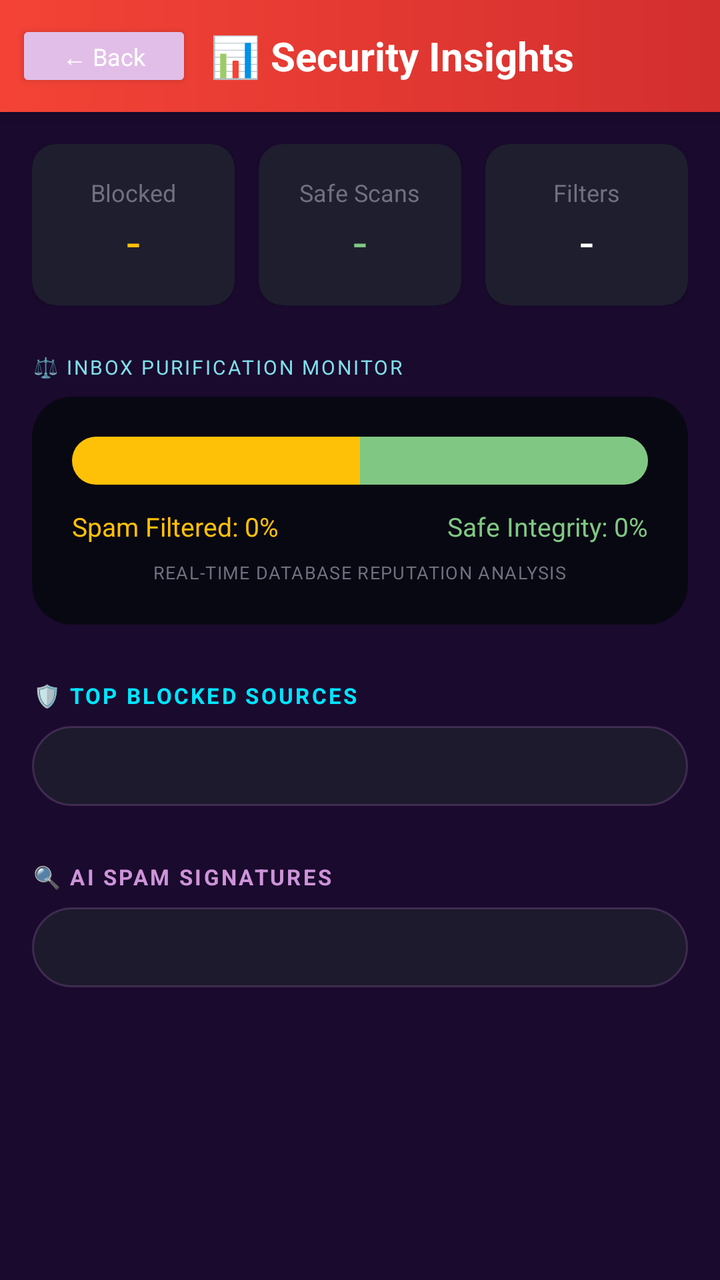
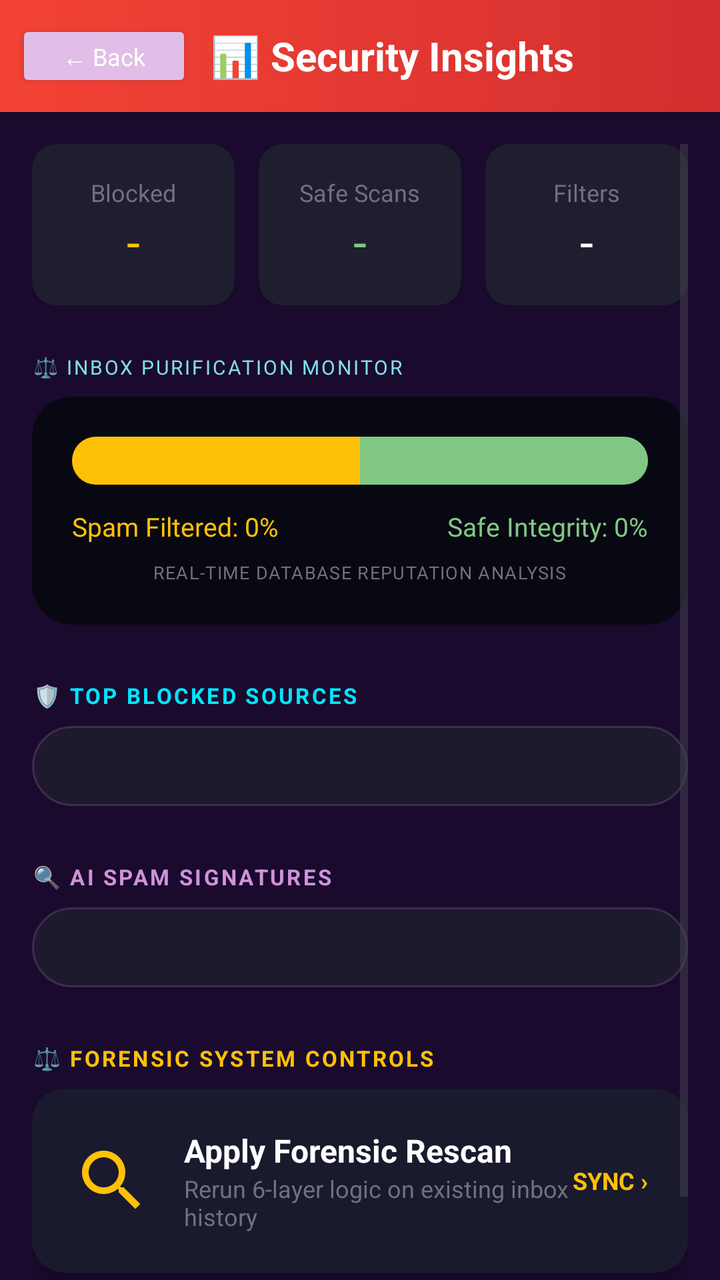

Before-and-after screenshots of an Android layout around one commit, followed by the original layout XML and the change that was made.
<!-- AndroidManifest.xml: activity theme Theme.SafeInbox -->
<!-- res/layout/activity_analytics.xml -->
<?xml version="1.0" encoding="utf-8"?>
<LinearLayout xmlns:android="http://schemas.android.com/apk/res/android"
    xmlns:app="http://schemas.android.com/apk/res-auto"
    android:layout_width="match_parent"
    android:layout_height="match_parent"
    android:orientation="vertical"
    android:fitsSystemWindows="true"
    android:background="@color/bg_dark_start">

    
    <LinearLayout
        android:layout_width="match_parent"
        android:layout_height="56dp"
        android:background="@drawable/bg_header_spam"
        android:gravity="center_vertical"
        android:paddingStart="8dp"
        android:paddingEnd="16dp"
        android:orientation="horizontal"
        android:elevation="6dp">

        <Button
            android:id="@+id/btn_back_analytics"
            android:layout_width="wrap_content"
            android:layout_height="36dp"
            android:text="← Back"
            android:textColor="#FFFFFF"
            android:backgroundTint="@color/btn_back"
            android:textSize="12sp"
            android:textAllCaps="false"
            android:paddingStart="12dp"
            android:paddingEnd="12dp" />

        <TextView
            android:layout_width="0dp"
            android:layout_height="wrap_content"
            android:layout_weight="1"
            android:text="📊 Security Insights"
            android:textColor="#FFFFFF"
            android:textSize="20sp"
            android:textStyle="bold"
            android:gravity="center" />
            
        <View
            android:layout_width="48dp"
            android:layout_height="1dp" />
    </LinearLayout>

    <ScrollView
        android:layout_width="match_parent"
        android:layout_height="match_parent"
        android:padding="16dp"
        android:clipToPadding="false">

        <LinearLayout
            android:layout_width="match_parent"
            android:layout_height="wrap_content"
            android:orientation="vertical">

            
            <LinearLayout
                android:layout_width="match_parent"
                android:layout_height="wrap_content"
                android:orientation="horizontal"
                android:baselineAligned="false">

                
                <androidx.cardview.widget.CardView
                    android:id="@+id/card_blocked"
                    android:layout_width="0dp"
                    android:layout_height="wrap_content"
                    android:layout_weight="1"
                    android:layout_marginEnd="8dp"
                    app:cardCornerRadius="12dp"
                    app:cardBackgroundColor="@color/card_bg_dark">
                    <LinearLayout
                        android:layout_width="match_parent"
                        android:layout_height="wrap_content"
                        android:orientation="vertical"
                        android:padding="16dp"
                        android:gravity="center">
                        <TextView
                            android:layout_width="wrap_content"
                            android:layout_height="wrap_content"
                            android:text="Blocked"
                            android:textColor="@color/text_hint"
                            android:textSize="12sp" />
                        <TextView
                            android:id="@+id/text_spam_count"
                            android:layout_width="wrap_content"
                            android:layout_height="wrap_content"
                            android:text="-"
                            android:textColor="@color/premium_gold"
                            android:textSize="24sp" />
                    </LinearLayout>
                </androidx.cardview.widget.CardView>

                
                <androidx.cardview.widget.CardView
                    android:id="@+id/card_safe"
                    android:layout_width="0dp"
                    android:layout_height="wrap_content"
                    android:layout_weight="1"
                    android:layout_marginStart="4dp"
                    android:layout_marginEnd="4dp"
                    app:cardCornerRadius="12dp"
                    app:cardBackgroundColor="@color/card_bg_dark">
                    <LinearLayout
                        android:layout_width="match_parent"
                        android:layout_height="wrap_content"
                        android:orientation="vertical"
                        android:padding="16dp"
                        android:gravity="center">
                        <TextView
                            android:layout_width="wrap_content"
                            android:layout_height="wrap_content"
                            android:text="Safe Scans"
                            android:textColor="@color/text_hint"
                            android:textSize="12sp" />
                        <TextView
                            android:id="@+id/text_ham_count"
                            android:layout_width="wrap_content"
                            android:layout_height="wrap_content"
                            android:text="-"
                            android:textColor="@color/soft_mint"
                            android:textSize="24sp" />
                    </LinearLayout>
                </androidx.cardview.widget.CardView>
                
                
                <androidx.cardview.widget.CardView
                    android:id="@+id/card_filters"
                    android:layout_width="0dp"
                    android:layout_height="wrap_content"
                    android:layout_weight="1"
                    android:layout_marginStart="8dp"
                    app:cardCornerRadius="12dp"
                    app:cardBackgroundColor="@color/card_bg_dark">
                    <LinearLayout
                        android:layout_width="match_parent"
                        android:layout_height="wrap_content"
                        android:orientation="vertical"
                        android:padding="16dp"
                        android:gravity="center">
                        <TextView
                            android:layout_width="wrap_content"
                            android:layout_height="wrap_content"
                            android:text="Filters"
                            android:textColor="@color/text_hint"
                            android:textSize="12sp" />
                        <TextView
                            android:id="@+id/text_blacklist_count"
                            android:layout_width="wrap_content"
                            android:layout_height="wrap_content"
                            android:text="-"
                            android:textColor="@color/text_white"
                            android:textSize="24sp" />
                    </LinearLayout>
                </androidx.cardview.widget.CardView>
            </LinearLayout>

            <TextView
                android:layout_width="wrap_content"
                android:layout_height="wrap_content"
                android:layout_marginTop="24dp"
                android:text="⚖️ INBOX PURIFICATION MONITOR"
                android:textSize="10sp"
                android:textColor="@color/frost_blue_soft"
                android:letterSpacing="0.1" />

            <androidx.cardview.widget.CardView
                android:layout_width="match_parent"
                android:layout_height="wrap_content"
                android:layout_marginTop="8dp"
                app:cardCornerRadius="20dp"
                app:cardBackgroundColor="#080812"
                app:cardElevation="0dp">
                
                <LinearLayout
                    android:layout_width="match_parent"
                    android:layout_height="wrap_content"
                    android:orientation="vertical"
                    android:padding="20dp">

                    
                    <LinearLayout
                        android:layout_width="match_parent"
                        android:layout_height="24dp"
                        android:orientation="horizontal"
                        android:background="@drawable/bg_dashboard_card"
                        android:clipToOutline="true">

                        <View
                            android:id="@+id/bar_spam"
                            android:layout_width="0dp"
                            android:layout_height="match_parent"
                            android:layout_weight="1"
                            android:background="@color/premium_gold" />

                        <View
                            android:id="@+id/bar_ham"
                            android:layout_width="0dp"
                            android:layout_height="match_parent"
                            android:layout_weight="1"
                            android:background="@color/soft_mint" />
                    </LinearLayout>

                    <LinearLayout
                        android:layout_width="match_parent"
                        android:layout_height="wrap_content"
                        android:orientation="horizontal"
                        android:layout_marginTop="12dp">
                        
                        <TextView
                            android:id="@+id/text_spam_percent"
                            android:layout_width="0dp"
                            android:layout_height="wrap_content"
                            android:layout_weight="1"
                            android:text="Spam Filtered: 0%"
                            android:textColor="@color/premium_gold"
                            android:textSize="13sp" />

                        <TextView
                            android:id="@+id/text_ham_percent"
                            android:layout_width="wrap_content"
                            android:layout_height="wrap_content"
                            android:text="Safe Integrity: 0%"
                            android:textColor="@color/soft_mint"
                            android:textSize="13sp" />
                    </LinearLayout>
                    
                    <TextView
                        android:layout_width="wrap_content"
                        android:layout_height="wrap_content"
                        android:layout_marginTop="8dp"
                        android:layout_gravity="center"
                        android:text="REAL-TIME DATABASE REPUTATION ANALYSIS"
                        android:textColor="@color/text_hint"
                        android:textSize="9sp"
                        android:letterSpacing="0.05" />
                </LinearLayout>

            </androidx.cardview.widget.CardView>

            
            <TextView
                android:layout_width="wrap_content"
                android:layout_height="wrap_content"
                android:layout_marginTop="28dp"
                android:layout_marginBottom="8dp"
                android:text="🛡️ TOP BLOCKED SOURCES"
                android:textSize="11sp"
                android:textStyle="bold"
                android:textColor="@color/accent_cyan"
                android:letterSpacing="0.1" />

            <LinearLayout
                android:id="@+id/layout_top_senders"
                android:layout_width="match_parent"
                android:layout_height="wrap_content"
                android:orientation="vertical"
                android:background="@drawable/bg_dashboard_card"
                android:elevation="4dp"
                android:padding="20dp" />

            
            <TextView
                android:layout_width="wrap_content"
                android:layout_height="wrap_content"
                android:layout_marginTop="28dp"
                android:layout_marginBottom="8dp"
                android:text="🔍 AI SPAM SIGNATURES"
                android:textSize="11sp"
                android:textStyle="bold"
                android:textColor="@color/primary_light_purple"
                android:letterSpacing="0.1" />

            <LinearLayout
                android:id="@+id/layout_top_keywords"
                android:layout_width="match_parent"
                android:layout_height="wrap_content"
                android:orientation="vertical"
                android:background="@drawable/bg_dashboard_card"
                android:elevation="4dp"
                android:padding="20dp" />

        </LinearLayout>
    </ScrollView>
</LinearLayout>
<!-- resources referenced by this layout -->
<resources>
  <color name="accent_cyan">#00E5FF</color>
  <color name="bg_dark_start">#1A0A2E</color>
  <color name="btn_back">#E1BEE7</color>
  <color name="card_bg_dark">#1E1E2E</color>
  <color name="frost_blue_soft">#80DEEA</color>
  <color name="premium_gold">#FFC107</color>
  <color name="primary_light_purple">#CE93D8</color>
  <color name="soft_mint">#81C784</color>
  <color name="text_hint">#707080</color>
  <color name="text_white">#FFFFFF</color>
  <!-- drawable bg_dashboard_card (drawable) -->
  <?xml version="1.0" encoding="utf-8"?>
  <shape xmlns:android="http://schemas.android.com/apk/res/android"
      android:shape="rectangle">
      <solid android:color="#CC1E1E2E" />
      <corners android:radius="20dp" />
      <stroke
          android:width="1dp"
          android:color="#33CE93D8" />
  </shape>
  <!-- drawable bg_header_spam (drawable) -->
  <?xml version="1.0" encoding="utf-8"?>
  <shape xmlns:android="http://schemas.android.com/apk/res/android"
      android:shape="rectangle">
      <gradient
          android:startColor="#F44336"
          android:endColor="#D32F2F"
          android:angle="0" />
  </shape>
  <style name="Theme.SafeInbox" parent="Theme.Material3.DayNight.NoActionBar">
          
          <item name="colorPrimary">@color/primary_deep_purple</item>
          <item name="colorSecondary">@color/primary_light_purple</item>
          <item name="colorTertiary">@color/accent_purple</item>
          
          <item name="android:windowBackground">@color/bg_dark_start</item>
          <item name="android:statusBarColor">@color/bg_dark_start</item>
          <item name="android:navigationBarColor">@color/bg_dark_end</item>
          
          
          <item name="fontFamily">sans-serif</item>
      </style>
  <color name="primary_deep_purple">#6A1B9A</color>
  <color name="accent_purple">#E1BEE7</color>
  <color name="bg_dark_end">#2D1B4E</color>
</resources>

<!-- the commit's change to res/layout/activity_analytics.xml (unified diff, before → after) -->
@@ -283,6 +283,72 @@
                 android:elevation="4dp"
                 android:padding="20dp" />
 
+            
+            <TextView
+                android:layout_width="wrap_content"
+                android:layout_height="wrap_content"
+                android:layout_marginTop="28dp"
+                android:layout_marginBottom="8dp"
+                android:text="⚖️ FORENSIC SYSTEM CONTROLS"
+                android:textSize="11sp"
+                android:textStyle="bold"
+                android:textColor="@color/premium_gold"
+                android:letterSpacing="0.1" />
+
+            <androidx.cardview.widget.CardView
+                android:id="@+id/card_rescan"
+                android:layout_width="match_parent"
+                android:layout_height="wrap_content"
+                android:layout_marginBottom="32dp"
+                app:cardCornerRadius="16dp"
+                app:cardBackgroundColor="#1A1A2E"
+                app:cardElevation="6dp">
+                <LinearLayout
+                    android:layout_width="match_parent"
+                    android:layout_height="wrap_content"
+                    android:orientation="horizontal"
+                    android:padding="20dp"
+                    android:gravity="center_vertical">
+                    
+                    <ImageView
+                        android:layout_width="40dp"
+                        android:layout_height="40dp"
+                        android:src="@drawable/ic_search"
+                        app:tint="@color/premium_gold" />
+                    
+                    <LinearLayout
+                        android:layout_width="0dp"
+                        android:layout_height="wrap_content"
+                        android:layout_weight="1"
+                        android:layout_marginStart="16dp"
+                        android:orientation="vertical">
+                        
+                        <TextView
+                            android:layout_width="wrap_content"
+                            android:layout_height="wrap_content"
+                            android:text="Apply Forensic Rescan"
+                            android:textColor="@color/text_white"
+                            android:textSize="16sp"
+                            android:textStyle="bold" />
+                        
+                        <TextView
+                            android:layout_width="wrap_content"
+                            android:layout_height="wrap_content"
+                            android:text="Rerun 6-layer logic on existing inbox history"
+                            android:textColor="@color/text_hint"
+                            android:textSize="12sp" />
+                    </LinearLayout>
+                    
+                    <TextView
+                        android:layout_width="wrap_content"
+                        android:layout_height="wrap_content"
+                        android:text="SYNC ›"
+                        android:textColor="@color/premium_gold"
+                        android:textStyle="bold"
+                        android:textSize="12sp" />
+                </LinearLayout>
+            </androidx.cardview.widget.CardView>
+
         </LinearLayout>
     </ScrollView>
 </LinearLayout>
<!-- resource entries referenced after the edit -->
@@ -29,6 +29,17 @@
           android:endColor="#D32F2F"
           android:angle="0" />
   </shape>
+  <!-- drawable ic_search (drawable) -->
+  <vector xmlns:android="http://schemas.android.com/apk/res/android"
+      android:width="24dp"
+      android:height="24dp"
+      android:viewportWidth="24.0"
+      android:viewportHeight="24.0"
+      android:tint="#B0B0B0">
+      <path
+          android:fillColor="#FFB0B0B0"
+          android:pathData="M15.5,14h-0.79l-0.28,-0.27C15.41,12.59 16,11.11 16,9.5 16,5.91 13.09,3 9.5,3S3,5.91 3,9.5 5.91,16 9.5,16c1.61,0 3.09,-0.59 4.23,-1.57l0.27,0.28v0.79l5,4.99L20.49,19l-4.99,-5zM9.5,14C7.01,14 5,11.99 5,9.5S7.01,5 9.5,5 14,7.01 14,9.5 11.99,14 9.5,14z"/>
+  </vector>
   <style name="Theme.SafeInbox" parent="Theme.Material3.DayNight.NoActionBar">
           
           <item name="colorPrimary">@color/primary_deep_purple</item>
